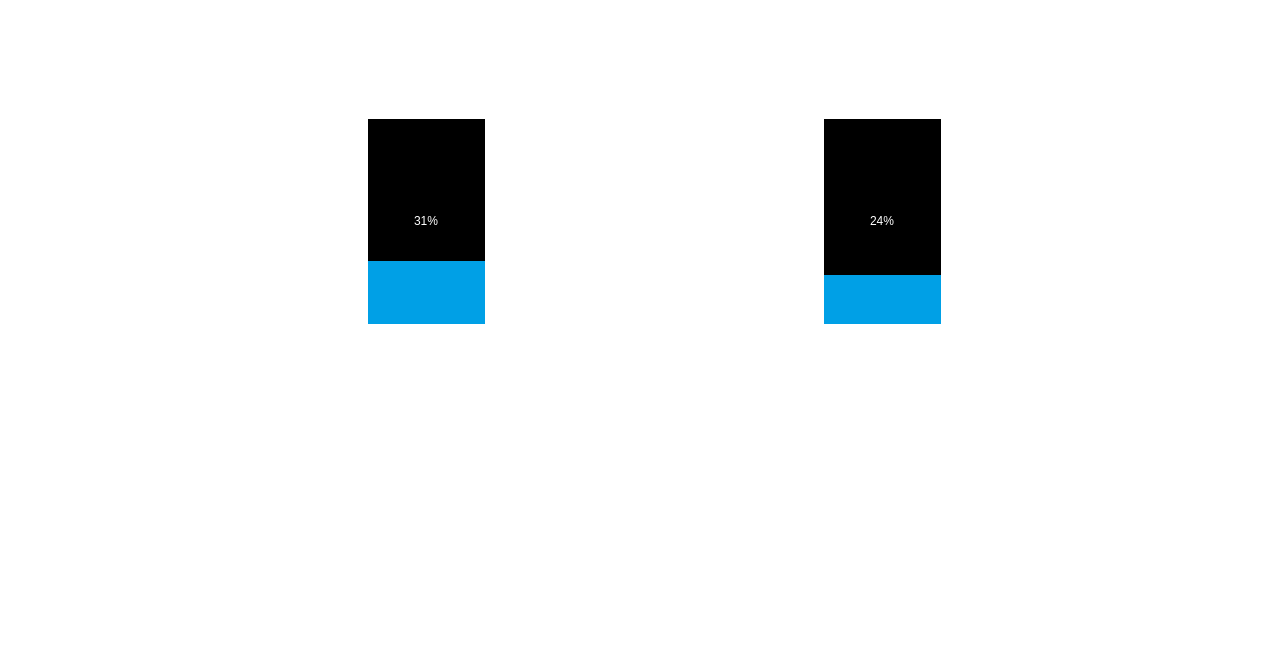
Qt form 7in_pm/liquid.ui (gwd492552396/Gwd) before a commit.
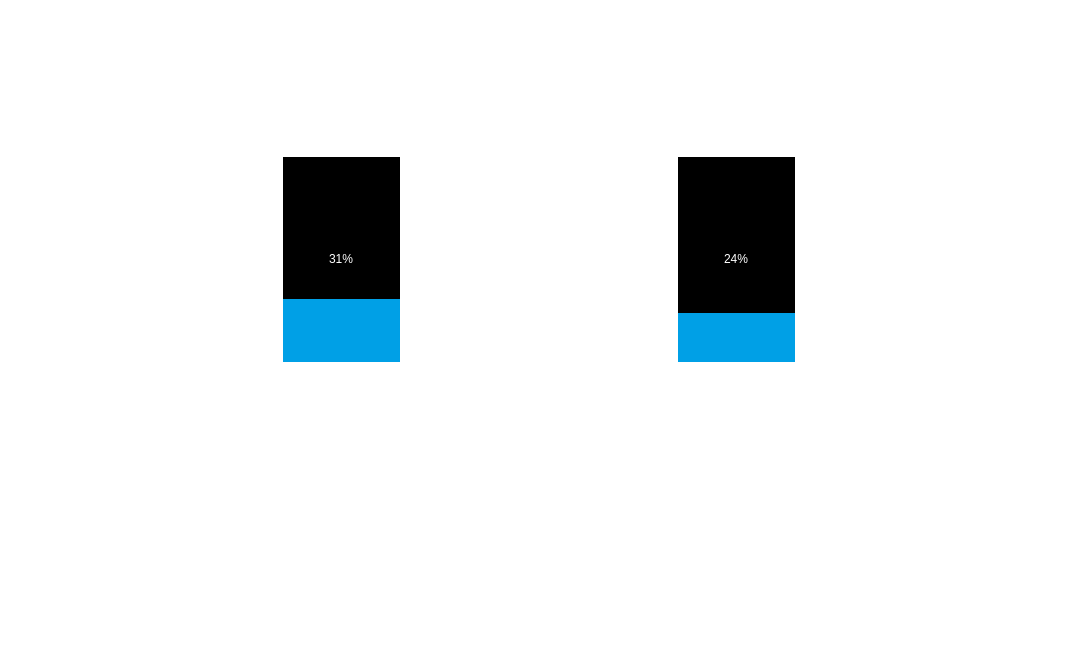
The same form after that commit. Icons and pictures are not drawn.

Diff of the .ui file:
```diff
--- a/7in_pm/liquid.ui
+++ b/7in_pm/liquid.ui
@@ -6,14 +6,20 @@
    <rect>
     <x>0</x>
     <y>0</y>
-    <width>1284</width>
+    <width>1080</width>
     <height>652</height>
    </rect>
   </property>
   <property name="minimumSize">
    <size>
-    <width>674</width>
-    <height>400</height>
+    <width>1080</width>
+    <height>652</height>
+   </size>
+  </property>
+  <property name="maximumSize">
+   <size>
+    <width>1292</width>
+    <height>16777215</height>
    </size>
   </property>
   <property name="windowTitle">
@@ -22,57 +28,16 @@
   <property name="styleSheet">
    <string notr="true">background:transparent;</string>
   </property>
-  <layout class="QVBoxLayout" name="verticalLayout_4">
-   <property name="leftMargin">
-    <number>10</number>
-   </property>
-   <property name="topMargin">
-    <number>25</number>
-   </property>
-   <property name="rightMargin">
-    <number>10</number>
-   </property>
-   <property name="bottomMargin">
-    <number>0</number>
-   </property>
-   <item>
-    <spacer name="verticalSpacer_2">
-     <property name="orientation">
-      <enum>Qt::Vertical</enum>
-     </property>
-     <property name="sizeType">
-      <enum>QSizePolicy::Preferred</enum>
-     </property>
-     <property name="sizeHint" stdset="0">
-      <size>
-       <width>20</width>
-       <height>40</height>
-      </size>
-     </property>
-    </spacer>
-   </item>
-   <item>
     <layout class="QVBoxLayout" name="verticalLayout_3">
-     <property name="spacing">
-      <number>32</number>
-     </property>
-     <property name="bottomMargin">
-      <number>6</number>
-     </property>
      <item>
+    <widget class="QWidget" name="widget" native="true">
+     <property name="maximumSize">
+      <size>
+       <width>1080</width>
+       <height>16777215</height>
+      </size>
+     </property>
       <layout class="QHBoxLayout" name="horizontalLayout_2">
-       <property name="spacing">
-        <number>117</number>
-       </property>
-       <property name="leftMargin">
-        <number>145</number>
-       </property>
-       <property name="rightMargin">
-        <number>120</number>
-       </property>
-       <property name="bottomMargin">
-        <number>9</number>
-       </property>
        <item>
         <widget class="QWidget" name="widget_cooling" native="true">
          <property name="sizePolicy">
@@ -231,28 +196,17 @@
         </widget>
        </item>
       </layout>
+    </widget>
      </item>
      <item>
-      <spacer name="verticalSpacer">
-       <property name="orientation">
-        <enum>Qt::Vertical</enum>
-       </property>
-       <property name="sizeType">
-        <enum>QSizePolicy::Fixed</enum>
-       </property>
-       <property name="sizeHint" stdset="0">
+    <widget class="QWidget" name="widget_2" native="true">
+     <property name="maximumSize">
         <size>
-         <width>20</width>
-         <height>100</height>
-        </size>
-       </property>
-      </spacer>
-     </item>
-     <item>
+       <width>1080</width>
+       <height>80</height>
+      </size>
+     </property>
       <layout class="QHBoxLayout" name="horizontalLayout">
-       <property name="spacing">
-        <number>10</number>
-       </property>
        <item>
         <widget class="QLabel" name="sign">
          <property name="sizePolicy">
@@ -308,8 +262,10 @@
         </widget>
        </item>
       </layout>
-     </item>
-    </layout>
+     <zorder>sign</zorder>
+     <zorder>btn_back</zorder>
+     <zorder>widget</zorder>
+    </widget>
    </item>
   </layout>
  </widget>
```
Lines whose indentation alone changed are shown as unchanged.
